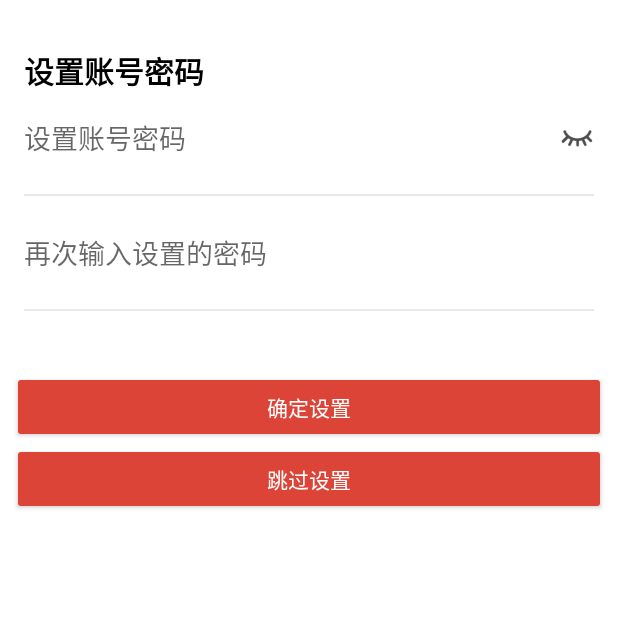
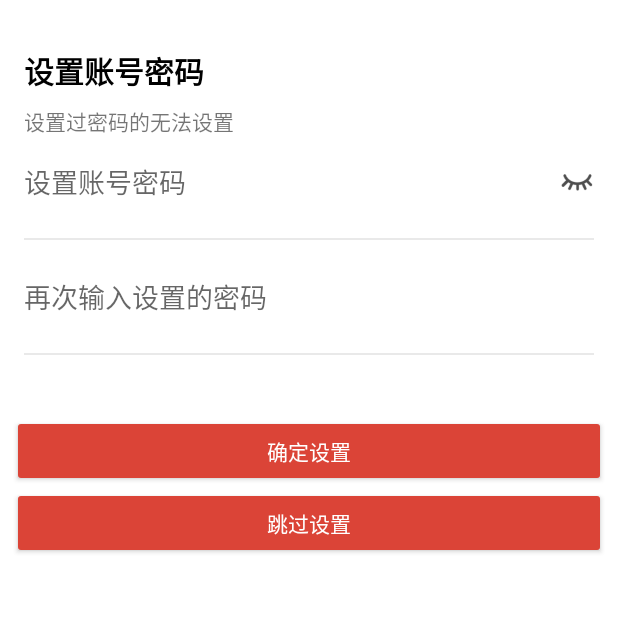
Before and after one commit to mypeekay/shixunzuoye, an Android app: the SetPWDActivity screen opened directly, with no data from a screen before it, on a phone screen of 412 x 824 dp, the top half of it. Run offline under Robolectric (Android 15) with nearby library versions, the phone set to English and light mode, and no system bars; libraries missing offline, so code that uses them is left out: com.zhy.http; 1 statement that could not run was skipped.

Commit message:
细节修改

```diff
--- a/app/src/main/res/layout/activity_set_pwd.xml
+++ b/app/src/main/res/layout/activity_set_pwd.xml
@@ -20,6 +20,13 @@
         android:textColor="#000"
         android:textSize="20dp"
         android:textStyle="bold" />
+
+    <TextView
+        android:layout_width="wrap_content"
+        android:layout_height="wrap_content"
+        android:layout_marginLeft="16dp"
+        android:layout_marginTop="8dp"
+        android:text="@string/setpwd_tip" />
 
     <LinearLayout
         android:layout_width="match_parent"
@@ -75,6 +82,7 @@
         android:layout_marginRight="16dp"
         android:layout_marginBottom="8dp"
         android:background="#E9E9E9" />
+
     <Button
         android:id="@+id/btn_setpwd"
         android:layout_width="match_parent"
@@ -85,6 +93,7 @@
         android:backgroundTint="#DB4437"
         android:text="@string/button_set"
         android:textColor="#fff" />
+
     <Button
         android:id="@+id/btn_skip"
         android:layout_width="match_parent"
--- a/app/src/main/res/layout/fragment_info.xml
+++ b/app/src/main/res/layout/fragment_info.xml
@@ -15,6 +15,7 @@
         android:paddingRight="24dp">
 
         <ImageView
+            android:id="@+id/image_avat"
             android:layout_width="88dp"
             android:layout_height="88dp"
             android:layout_gravity="center_vertical"
--- a/app/src/main/res/values/strings.xml
+++ b/app/src/main/res/values/strings.xml
@@ -1,8 +1,7 @@
 <resources>
     <string name="app_name">实训项目</string>
     <string name="login">手机验证码登录</string>
-    <string name="login1">新用户登录即完成注册，代表同意</string>
-    <string name="login2">《用户协议》</string>
+    <string name="login1">新用户登录即完成注册，代表同意<font color="#DB4437">《用户协议》</font></string>
     <string name="userhint">请输入邮箱/手机号</string>
     <string name="passhint">请输入验证码</string>
     <string name="login3">获取验证码</string>
@@ -55,4 +54,5 @@
     <string name="sex">性别</string>
     <string name="birthday">生日</string>
     <string name="findpwd">找回密码</string>
+    <string name="setpwd_tip">设置过密码的无法设置</string>
 </resources>
```
Also changed, not shown: app/src/main/java/com/peekay/shixun/Fragment/InfoFragment.java (+7 -3 lines), app/src/main/res/layout/activity_login.xml (+2 -7 lines). Lines whose indentation alone changed are shown as unchanged.
